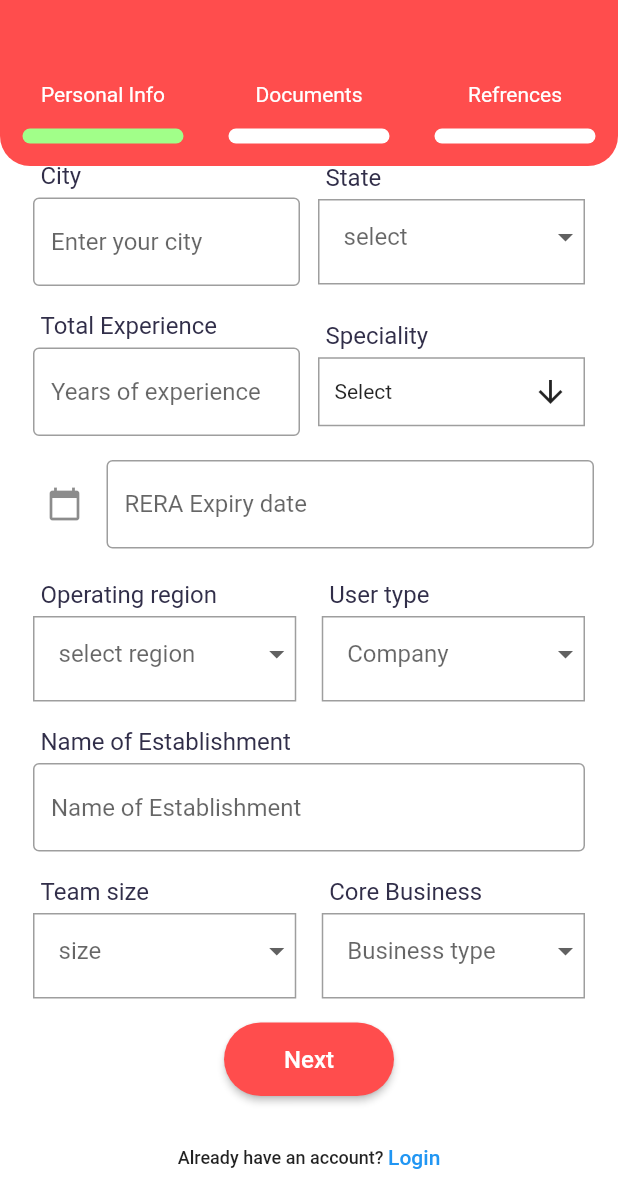
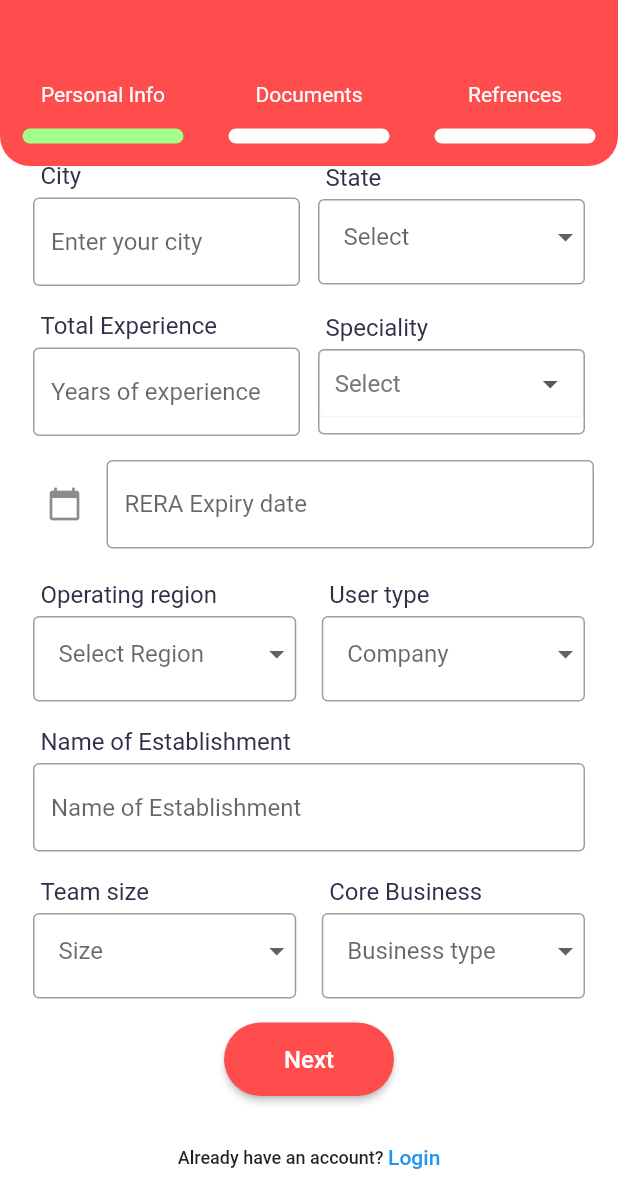
Before and after one commit to Neeshamraghav012/hra-flutter, a Flutter app: the SignupPage screen opened directly, scrolled down 576 dp, on a phone screen of 412 x 824 dp, the part 59-1236 px from its top. Run offline on Flutter 3.47's test engine with Material 2 defaults, Android fonts, the phone set to English and light mode, and no system bars; drawn by our look-alikes of multi_select_flutter; our stand-ins replace dotted_border, image_picker, shared_preferences; accounts and stored records are empty; network calls fail; Roboto replaces fonts that are missing (Poppins).

Commit message:
Signup page changes

```diff
--- a/lib/signup.dart
+++ b/lib/signup.dart
@@ -134,8 +134,9 @@ class _SignupPageState extends State<SignupPage> {
     final phoneRegex = RegExp(r'^\d{10}$');
     return phoneRegex.hasMatch(phoneNumber);
   }
+
   // input values
-
+  double speciality_width = 57;
   String username = "";
   String email = "";
   String address = "";
@@ -288,6 +289,7 @@ class _SignupPageState extends State<SignupPage> {
   void initState() {
     super.initState();
     dateinput.text = "";
+    speciality_width = 57;
     fetchPost();
   }
 
@@ -542,13 +544,15 @@ class _SignupPageState extends State<SignupPage> {
                                 height: 57,
                                 decoration: BoxDecoration(
                                   border: Border.all(color: Colors.grey),
+                                  borderRadius:
+                                      BorderRadius.all(Radius.circular(4)),
                                 ),
                                 child: DropdownButtonFormField<String>(
                                   decoration: InputDecoration(
                                     contentPadding: EdgeInsets.symmetric(
                                         horizontal: 16.0, vertical: 8),
                                     border: InputBorder.none,
-                                    hintText: 'select',
+                                    hintText: 'Select',
                                   ),
                                   value: state,
                                   isExpanded: true,
@@ -593,7 +597,7 @@ class _SignupPageState extends State<SignupPage> {
                                       value: value,
                                       child: Text(
                                         value,
-                                        style: TextStyle(fontSize: 12),
+                                        style: TextStyle(fontSize: 16),
                                       ),
                                     );
                                   }).toList(),
@@ -671,17 +675,42 @@ class _SignupPageState extends State<SignupPage> {
                                 ),
                               ),
                               Container(
+                                height: 57,
                                 decoration: BoxDecoration(
-                                  border: Border.all(color: Colors.grey),
-                                ),
+                                    border: Border.all(color: Colors.grey),
+                                    borderRadius:
+                                        BorderRadius.all(Radius.circular(4))),
                                 child: MultiSelectDialogField(
+                                    chipDisplay: MultiSelectChipDisplay.none(),
+                                    title: Text(
+                                      "Select Speciality",
+
+                                    ),
+                                    buttonText: Text(
+                                      "Select",
+                                      style: TextStyle(
+                                          fontSize: 16,
+                                          color: Color.fromARGB(255, 120, 118, 118)),
+                                    ),
                                     items: speciality_list
                                         .map((e) => MultiSelectItem(e, e))
                                         .toList(),
-                                    decoration: BoxDecoration(),
-                                    listType: MultiSelectListType.LIST,
+                                    decoration: BoxDecoration(
+                                      border: Border.all(
+                                          color: Colors.grey, width: 0.1),
+                                      borderRadius:
+                                          BorderRadius.all(Radius.circular(4)),
+                                    ),
+                                    listType: MultiSelectListType.CHIP,
+                                    buttonIcon: Icon(
+                                      Icons.arrow_drop_down,
+                                      color: Color.fromARGB(255, 88, 87, 87),
+                                    ),
                                     onConfirm: (values) {
-                                      speciality = speciality_map[values.first];
+                                      setState(() {
+                                        speciality =
+                                            speciality_map[values.first];
+                                      });
                                     }),
                               )
                             ]),
@@ -692,17 +721,14 @@ class _SignupPageState extends State<SignupPage> {
                     Padding(
                       padding: EdgeInsets.only(top: 10.0, bottom: 10, left: 15),
                       child: TextField(
-                        controller:
-                            dateinput,
+                        controller: dateinput,
                         decoration: InputDecoration(
                           icon: Icon(Icons.calendar_today),
                           labelText: "RERA Expiry date",
-
                           border: OutlineInputBorder(),
                           hintText: 'Select Date',
                         ),
-                        readOnly:
-                            true,
+                        readOnly: true,
                         onTap: () async {
                           DateTime? pickedDate = await showDatePicker(
                               context: context,
@@ -711,17 +737,14 @@ class _SignupPageState extends State<SignupPage> {
                               lastDate: DateTime(2101));
 
                           if (pickedDate != null) {
-
                             String formattedDate =
-                              DateFormat('yyyy-MM-dd').format(pickedDate);
+                                DateFormat('yyyy-MM-dd').format(pickedDate);
 
                             setState(() {
                               dateinput.text = formattedDate;
                               establishment_date = formattedDate;
                             });
-                          } else {
-
-                          }
+                          } else {}
                         },
                       ),
                     ),
@@ -751,13 +774,15 @@ class _SignupPageState extends State<SignupPage> {
                                 height: 57,
                                 decoration: BoxDecoration(
                                   border: Border.all(color: Colors.grey),
+                                  borderRadius:
+                                      BorderRadius.all(Radius.circular(4)),
                                 ),
                                 child: DropdownButtonFormField<String>(
                                   decoration: InputDecoration(
                                     contentPadding: EdgeInsets.symmetric(
                                         horizontal: 16.0, vertical: 8),
                                     border: InputBorder.none,
-                                    hintText: 'select region',
+                                    hintText: 'Select Region',
                                   ),
                                   value: region,
                                   isExpanded: true,
@@ -768,7 +793,9 @@ class _SignupPageState extends State<SignupPage> {
                                       value: value,
                                       child: Text(
                                         value,
-                                        style: TextStyle(fontSize: 12),
+                                        style: TextStyle(
+                                          fontSize: 16,
+                                        ),
                                       ),
                                     );
                                   }).toList(),
@@ -810,6 +837,8 @@ class _SignupPageState extends State<SignupPage> {
                                 height: 57,
                                 decoration: BoxDecoration(
                                   border: Border.all(color: Colors.grey),
+                                  borderRadius:
+                                      BorderRadius.all(Radius.circular(4)),
                                 ),
                                 child: DropdownButtonFormField<String>(
                                   decoration: InputDecoration(
@@ -831,7 +860,7 @@ class _SignupPageState extends State<SignupPage> {
                                       value: value,
                                       child: Text(
                                         value,
-                                        style: TextStyle(fontSize: 12),
+                                        style: TextStyle(fontSize: 16),
                                       ),
                                     );
                                   }).toList(),
@@ -908,13 +937,15 @@ class _SignupPageState extends State<SignupPage> {
                                       height: 57,
                                       decoration: BoxDecoration(
                                         border: Border.all(color: Colors.grey),
+                                        borderRadius: BorderRadius.all(
+                                            Radius.circular(4)),
                                       ),
                                       child: DropdownButtonFormField<String>(
                                         decoration: InputDecoration(
                                           contentPadding: EdgeInsets.symmetric(
                                               horizontal: 16.0, vertical: 8),
                                           border: InputBorder.none,
-                                          hintText: 'size',
+                                          hintText: 'Size',
                                         ),
                                         value: team_size,
                                         isExpanded: true,
@@ -929,7 +960,7 @@ class _SignupPageState extends State<SignupPage> {
                                             value: value,
                                             child: Text(
                                               value,
-                                              style: TextStyle(fontSize: 12),
+                                              style: TextStyle(fontSize: 16),
                                             ),
                                           );
                                         }).toList(),
@@ -970,6 +1001,8 @@ class _SignupPageState extends State<SignupPage> {
                                       height: 57,
                                       decoration: BoxDecoration(
                                         border: Border.all(color: Colors.grey),
+                                        borderRadius: BorderRadius.all(
+                                            Radius.circular(4)),
                                       ),
                                       child: DropdownButtonFormField<String>(
                                         decoration: InputDecoration(
@@ -990,7 +1023,7 @@ class _SignupPageState extends State<SignupPage> {
                                             value: value,
                                             child: Text(
                                               value,
-                                              style: TextStyle(fontSize: 12),
+                                              style: TextStyle(fontSize: 16),
                                             ),
                                           );
                                         }).toList(),
--- a/lib/signup1.dart
+++ b/lib/signup1.dart
@@ -634,8 +634,8 @@ class _SignupPage1State extends State<SignupPage1> {
                                         children: [
                                           Image.asset(
                                             'images/camera.jpeg',
-                                            height: 30,
-                                            width: 80,
+                                            height: 50,
+                                            width: 150,
                                           ),
                                           SizedBox(height: 8),
                                           Text(
@@ -680,8 +680,8 @@ class _SignupPage1State extends State<SignupPage1> {
                                       children: [
                                         Image.asset(
                                           'images/browse.jpeg',
-                                          height: 30,
-                                          width: 80,
+                                          height: 50,
+                                          width: 150,
                                         ),
                                         SizedBox(height: 8),
                                         Text(
--- a/pubspec.yaml
+++ b/pubspec.yaml
@@ -16,7 +16,7 @@ publish_to: 'none' # Remove this line if you wish to publish to pub.dev
 # https://developer.apple.com/library/archive/documentation/General/Reference/InfoPlistKeyReference/Articles/CoreFoundationKeys.html
 # In Windows, build-name is used as the major, minor, and patch parts
 # of the product and file versions while build-number is used as the build suffix.
-version: 4.0.0
+version: 6.0.0
 
 environment:
   sdk: '>=2.19.0 <3.0.0'
```
Also changed, not shown: images/Mask.svg (added), 1 other file.
